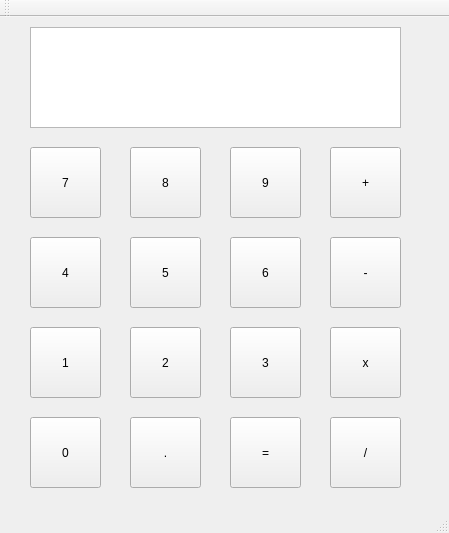
manuel-fidalgo/Arquitectura-Computadores, file Practica-4/mainwindow.ui: the form before one commit.
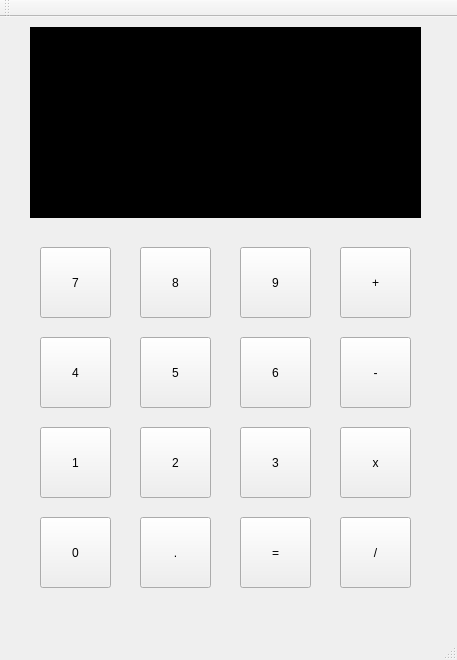
The form after the commit.

Commit message: Improved GUI and added toDecimal method

What changed in the file:
```diff
--- a/Practica-4/mainwindow.ui
+++ b/Practica-4/mainwindow.ui
@@ -6,19 +6,22 @@
    <rect>
     <x>0</x>
     <y>0</y>
-    <width>449</width>
-    <height>533</height>
+    <width>457</width>
+    <height>660</height>
    </rect>
   </property>
   <property name="windowTitle">
    <string>MainWindow</string>
   </property>
+  <property name="styleSheet">
+   <string notr="true"/>
+  </property>
   <widget class="QWidget" name="centralWidget">
    <widget class="QPushButton" name="pushButton_0">
     <property name="geometry">
      <rect>
-      <x>30</x>
-      <y>400</y>
+      <x>40</x>
+      <y>500</y>
       <width>71</width>
       <height>71</height>
      </rect>
@@ -30,8 +33,8 @@
    <widget class="QPushButton" name="pushButton_2">
     <property name="geometry">
      <rect>
-      <x>130</x>
-      <y>310</y>
+      <x>140</x>
+      <y>410</y>
       <width>71</width>
       <height>71</height>
      </rect>
@@ -43,8 +46,8 @@
    <widget class="QPushButton" name="pushButton_3">
     <property name="geometry">
      <rect>
-      <x>230</x>
-      <y>310</y>
+      <x>240</x>
+      <y>410</y>
       <width>71</width>
       <height>71</height>
      </rect>
@@ -56,8 +59,8 @@
    <widget class="QPushButton" name="pushButton_4">
     <property name="geometry">
      <rect>
-      <x>30</x>
-      <y>220</y>
+      <x>40</x>
+      <y>320</y>
       <width>71</width>
       <height>71</height>
      </rect>
@@ -69,8 +72,8 @@
    <widget class="QPushButton" name="pushButton_5">
     <property name="geometry">
      <rect>
-      <x>130</x>
-      <y>220</y>
+      <x>140</x>
+      <y>320</y>
       <width>71</width>
       <height>71</height>
      </rect>
@@ -82,8 +85,8 @@
    <widget class="QPushButton" name="pushButton_6">
     <property name="geometry">
      <rect>
-      <x>230</x>
-      <y>220</y>
+      <x>240</x>
+      <y>320</y>
       <width>71</width>
       <height>71</height>
      </rect>
@@ -95,8 +98,8 @@
    <widget class="QPushButton" name="pushButton_7">
     <property name="geometry">
      <rect>
-      <x>30</x>
-      <y>130</y>
+      <x>40</x>
+      <y>230</y>
       <width>71</width>
       <height>71</height>
      </rect>
@@ -108,8 +111,8 @@
    <widget class="QPushButton" name="pushButton_8">
     <property name="geometry">
      <rect>
-      <x>130</x>
-      <y>130</y>
+      <x>140</x>
+      <y>230</y>
       <width>71</width>
       <height>71</height>
      </rect>
@@ -121,8 +124,8 @@
    <widget class="QPushButton" name="pushButton_9">
     <property name="geometry">
      <rect>
-      <x>230</x>
-      <y>130</y>
+      <x>240</x>
+      <y>230</y>
       <width>71</width>
       <height>71</height>
      </rect>
@@ -134,8 +137,8 @@
    <widget class="QPushButton" name="pushButton_1">
     <property name="geometry">
      <rect>
-      <x>30</x>
-      <y>310</y>
+      <x>40</x>
+      <y>410</y>
       <width>71</width>
       <height>71</height>
      </rect>
@@ -147,8 +150,8 @@
    <widget class="QPushButton" name="pushButton_igual">
     <property name="geometry">
      <rect>
-      <x>230</x>
-      <y>400</y>
+      <x>240</x>
+      <y>500</y>
       <width>71</width>
       <height>71</height>
      </rect>
@@ -160,8 +163,8 @@
    <widget class="QPushButton" name="pushButton_mas">
     <property name="geometry">
      <rect>
-      <x>330</x>
-      <y>130</y>
+      <x>340</x>
+      <y>230</y>
       <width>71</width>
       <height>71</height>
      </rect>
@@ -173,8 +176,8 @@
    <widget class="QPushButton" name="pushButton_por">
     <property name="geometry">
      <rect>
-      <x>330</x>
-      <y>310</y>
+      <x>340</x>
+      <y>410</y>
       <width>71</width>
       <height>71</height>
      </rect>
@@ -186,8 +189,8 @@
    <widget class="QPushButton" name="pushButton_menos">
     <property name="geometry">
      <rect>
-      <x>330</x>
-      <y>220</y>
+      <x>340</x>
+      <y>320</y>
       <width>71</width>
       <height>71</height>
      </rect>
@@ -199,8 +202,8 @@
    <widget class="QPushButton" name="pushButton_entre">
     <property name="geometry">
      <rect>
-      <x>330</x>
-      <y>400</y>
+      <x>340</x>
+      <y>500</y>
       <width>71</width>
       <height>71</height>
      </rect>
@@ -214,16 +217,20 @@
      <rect>
       <x>30</x>
       <y>10</y>
-      <width>371</width>
-      <height>101</height>
+      <width>391</width>
+      <height>191</height>
      </rect>
     </property>
+    <property name="styleSheet">
+     <string notr="true">background-color: rgb(0, 0, 0);
+font: 10pt &quot;MS Shell Dlg 2&quot;;</string>
+    </property>
    </widget>
    <widget class="QPushButton" name="pushButton_coma">
     <property name="geometry">
      <rect>
-      <x>130</x>
-      <y>400</y>
+      <x>140</x>
+      <y>500</y>
       <width>71</width>
       <height>71</height>
      </rect>
```
Left out of the diff: 19 changed lines with no effect on the pictures. The commit also changes 4 other files.
